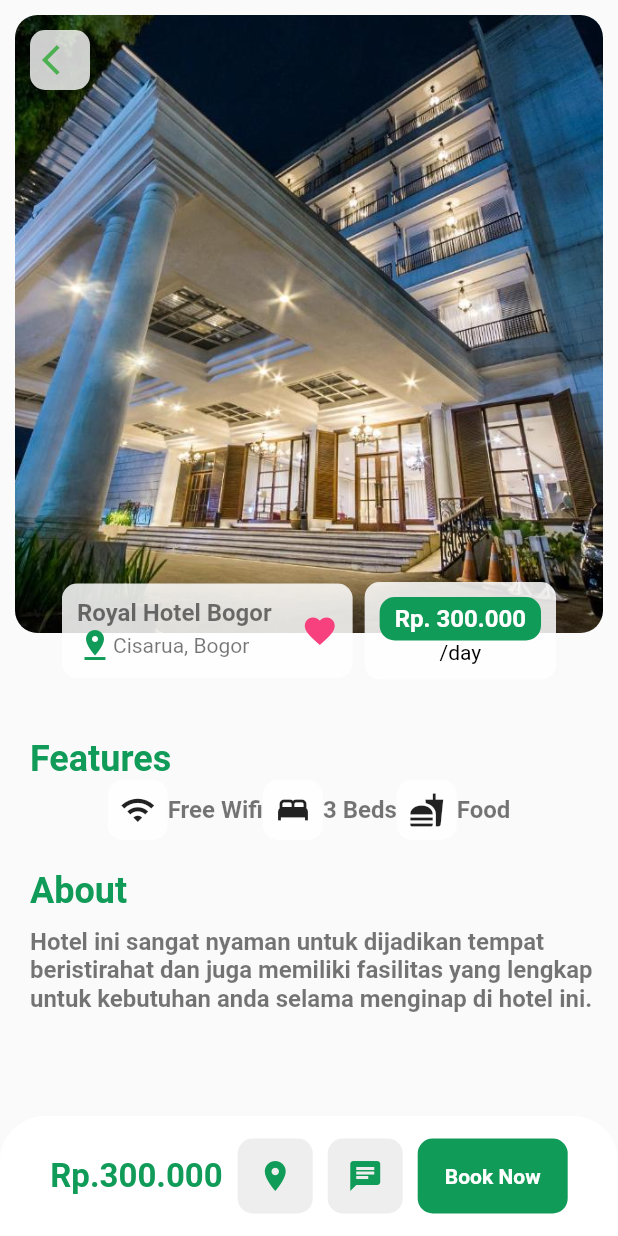
After one commit to andrianazz/alterra_batch_4, a Flutter app: the DetailView screen opened by its route, on a phone screen of 412 x 824 dp. The commit adds this screen. Run offline on Flutter 3.47's test engine with Material 2 defaults, Android fonts, the phone set to English and light mode, and no system bars; our stand-ins replace get, google_fonts.

Commit message:
fix: done view in detail page

```diff
--- /dev/null
+++ b/lib/app/modules/detail/bindings/detail_binding.dart
@@ -0,0 +1,12 @@
+import 'package:get/get.dart';
+
+import '../controllers/detail_controller.dart';
+
+class DetailBinding extends Bindings {
+  @override
+  void dependencies() {
+    Get.lazyPut<DetailController>(
+      () => DetailController(),
+    );
+  }
+}
--- /dev/null
+++ b/lib/app/modules/detail/controllers/detail_controller.dart
@@ -0,0 +1,23 @@
+import 'package:get/get.dart';
+
+class DetailController extends GetxController {
+  //TODO: Implement DetailController
+
+  final count = 0.obs;
+  @override
+  void onInit() {
+    super.onInit();
+  }
+
+  @override
+  void onReady() {
+    super.onReady();
+  }
+
+  @override
+  void onClose() {
+    super.onClose();
+  }
+
+  void increment() => count.value++;
+}
--- /dev/null
+++ b/lib/app/modules/detail/views/detail_view.dart
@@ -0,0 +1,327 @@
+import 'package:flutter/material.dart';
+
+import 'package:get/get.dart';
+
+import '../controllers/detail_controller.dart';
+
+class DetailView extends GetView<DetailController> {
+  const DetailView({Key? key}) : super(key: key);
+  @override
+  Widget build(BuildContext context) {
+    return Scaffold(
+      body: SafeArea(
+        child: ListView(
+          children: [
+            Stack(
+              children: [
+                Container(
+                  height: MediaQuery.of(context).size.height * 0.5,
+                  width: double.infinity,
+                  margin: const EdgeInsets.only(
+                      bottom: 50, left: 10, right: 10, top: 10),
+                  decoration: const BoxDecoration(
+                    borderRadius: BorderRadius.all(Radius.circular(15)),
+                    image: DecorationImage(
+                      // FIXME: Image not found
+                      image: AssetImage("assets/royal-bogor.jpg"),
+                      fit: BoxFit.cover,
+                    ),
+                  ),
+                ),
+                Positioned(
+                  top: 20,
+                  left: 20,
+                  child: Container(
+                    height: 40,
+                    width: 40,
+                    decoration: BoxDecoration(
+                      color: Colors.white.withOpacity(0.8),
+                      borderRadius: BorderRadius.circular(10),
+                    ),
+                    child: IconButton(
+                      onPressed: () {
+                        Get.back();
+                      },
+                      icon: const Icon(
+                        Icons.arrow_back_ios,
+                        color: Colors.green,
+                      ),
+                    ),
+                  ),
+                ),
+                Positioned(
+                  bottom: 15,
+                  width: MediaQuery.of(context).size.width,
+                  child: Row(
+                    crossAxisAlignment: CrossAxisAlignment.center,
+                    mainAxisAlignment: MainAxisAlignment.center,
+                    children: [
+                      Card(
+                        elevation: 0,
+                        shape: RoundedRectangleBorder(
+                          borderRadius: BorderRadius.circular(10),
+                        ),
+                        color: Colors.white.withOpacity(0.85),
+                        child: Container(
+                          margin: const EdgeInsets.all(10),
+                          child: const Row(
+                            mainAxisAlignment: MainAxisAlignment.spaceBetween,
+                            children: [
+                              Column(
+                                crossAxisAlignment: CrossAxisAlignment.start,
+                                children: [
+                                  Text(
+                                    "Royal Hotel Bogor",
+                                    style: TextStyle(
+                                      color: Colors.black54,
+                                      fontWeight: FontWeight.bold,
+                                      fontSize: 16,
+                                    ),
+                                  ),
+                                  Row(
+                                    children: [
+                                      Icon(Icons.pin_drop,
+                                          color: Color(0xff119B58)),
+                                      Text(
+                                        "Cisarua, Bogor",
+                                        style: TextStyle(
+                                          color: Colors.black54,
+                                        ),
+                                      ),
+                                    ],
+                                  )
+                                ],
+                              ),
+                              SizedBox(width: 20),
+                              Icon(
+                                Icons.favorite,
+                                color: Color.fromARGB(255, 247, 65, 126),
+                              ),
+                            ],
+                          ),
+                        ),
+                      ),
+                      Card(
+                        elevation: 0,
+                        shape: RoundedRectangleBorder(
+                          borderRadius: BorderRadius.circular(10),
+                        ),
+                        color: Colors.white.withOpacity(0.85),
+                        child: Container(
+                          margin: const EdgeInsets.all(10),
+                          child: Column(
+                            crossAxisAlignment: CrossAxisAlignment.center,
+                            children: [
+                              Container(
+                                padding: const EdgeInsets.symmetric(
+                                    horizontal: 10, vertical: 5),
+                                decoration: BoxDecoration(
+                                  borderRadius: BorderRadius.circular(10),
+                                  color: const Color(0xff119B58),
+                                ),
+                                child: const Text(
+                                  "Rp. 300.000",
+                                  style: TextStyle(
+                                    color: Colors.white,
+                                    fontWeight: FontWeight.bold,
+                                    fontSize: 16,
+                                  ),
+                                ),
+                              ),
+                              const Text(
+                                "/day",
+                                style: TextStyle(
+                                  color: Colors.black,
+                                ),
+                              )
+                            ],
+                          ),
+                        ),
+                      ),
+                    ],
+                  ),
+                )
+              ],
+            ),
+            Container(
+              margin: const EdgeInsets.only(left: 20, top: 20),
+              child: const Text(
+                "Features",
+                style: TextStyle(
+                  color: Color(0xff119B58),
+                  fontWeight: FontWeight.bold,
+                  fontSize: 24,
+                ),
+              ),
+            ),
+            Container(
+              child: Row(
+                mainAxisAlignment: MainAxisAlignment.center,
+                children: [
+                  Row(
+                    children: [
+                      Container(
+                        height: 40,
+                        width: 40,
+                        decoration: BoxDecoration(
+                          color: Colors.white.withOpacity(0.8),
+                          borderRadius: BorderRadius.circular(10),
+                        ),
+                        child: const Icon(
+                          Icons.wifi,
+                        ),
+                      ),
+                      const Text(
+                        "Free Wifi",
+                        style: TextStyle(
+                          color: Colors.black54,
+                          fontWeight: FontWeight.bold,
+                          fontSize: 16,
+                        ),
+                      ),
+                    ],
+                  ),
+                  Row(
+                    children: [
+                      Container(
+                        height: 40,
+                        width: 40,
+                        decoration: BoxDecoration(
+                          color: Colors.white.withOpacity(0.8),
+                          borderRadius: BorderRadius.circular(10),
+                        ),
+                        child: const Icon(
+                          Icons.bed,
+                        ),
+                      ),
+                      const Text(
+                        "3 Beds",
+                        style: TextStyle(
+                          color: Colors.black54,
+                          fontWeight: FontWeight.bold,
+                          fontSize: 16,
+                        ),
+                      ),
+                    ],
+                  ),
+                  Row(
+                    children: [
+                      Container(
+                        height: 40,
+                        width: 40,
+                        decoration: BoxDecoration(
+                          color: Colors.white.withOpacity(0.8),
+                          borderRadius: BorderRadius.circular(10),
+                        ),
+                        child: const Icon(
+                          Icons.fastfood,
+                        ),
+                      ),
+                      const Text(
+                        "Food",
+                        style: TextStyle(
+                          color: Colors.black54,
+                          fontWeight: FontWeight.bold,
+                          fontSize: 16,
+                        ),
+                      ),
+                    ],
+                  ),
+                ],
+              ),
+            ),
+            Container(
+              margin: const EdgeInsets.only(left: 20, top: 20),
+              child: const Text(
+                "About",
+                style: TextStyle(
+                  color: Color(0xff119B58),
+                  fontWeight: FontWeight.bold,
+                  fontSize: 24,
+                ),
+              ),
+            ),
+            Container(
+              margin: const EdgeInsets.only(left: 20, top: 10),
+              child: const Text(
+                "Hotel ini sangat nyaman untuk dijadikan tempat beristirahat dan juga memiliki fasilitas yang lengkap untuk kebutuhan anda selama menginap di hotel ini.",
+                style: TextStyle(
+                  color: Colors.black54,
+                  fontWeight: FontWeight.bold,
+                  fontSize: 16,
+                ),
+              ),
+            ),
+          ],
+        ),
+      ),
+      bottomNavigationBar: Container(
+        height: 80,
+        width: double.infinity,
+        decoration: const BoxDecoration(
+          color: Colors.white,
+          borderRadius: BorderRadius.only(
+            topLeft: Radius.circular(30),
+            topRight: Radius.circular(30),
+          ),
+        ),
+        child: Row(
+          mainAxisAlignment: MainAxisAlignment.center,
+          children: [
+            const Text(
+              "Rp.300.000",
+              style: TextStyle(
+                color: Color(0xff119B58),
+                fontWeight: FontWeight.bold,
+                fontSize: 22,
+              ),
+            ),
+            const SizedBox(width: 10),
+            Container(
+              height: 50,
+              width: 50,
+              decoration: BoxDecoration(
+                color: Colors.grey.shade200,
+                borderRadius: BorderRadius.circular(10),
+              ),
+              child: const Icon(
+                Icons.location_on,
+                color: Color(0xff119B58),
+              ),
+            ),
+            const SizedBox(width: 10),
+            Container(
+              height: 50,
+              width: 50,
+              decoration: BoxDecoration(
+                color: Colors.grey.shade200,
+                borderRadius: BorderRadius.circular(10),
+              ),
+              child: const Icon(
+                Icons.chat,
+                color: Color(0xff119B58),
+              ),
+            ),
+            const SizedBox(width: 10),
+            ElevatedButton(
+              onPressed: () {},
+              style: ElevatedButton.styleFrom(
+                  fixedSize: const Size(100, 50),
+                  backgroundColor: const Color(0xff119B58),
+                  elevation: 0,
+                  shape: RoundedRectangleBorder(
+                      borderRadius: BorderRadius.circular(10))),
+              child: const Text(
+                "Book Now",
+                style: TextStyle(
+                    color: Colors.white,
+                    fontWeight: FontWeight.bold,
+                    fontSize: 14),
+              ),
+            )
+          ],
+        ),
+      ),
+    );
+  }
+}
--- a/lib/app/modules/home/views/home_view.dart
+++ b/lib/app/modules/home/views/home_view.dart
@@ -1,3 +1,4 @@
+import 'package:alterra_batch_4/app/routes/app_pages.dart';
 import 'package:flutter/material.dart';
 
 import 'package:get/get.dart';
@@ -130,7 +131,9 @@ class HomeView extends GetView<HomeController> {
                 },
                 itemCount: controller.listPopular.length - 2,
                 itemBuilder: (context, index) {
-                  return Container(
+                  return GestureDetector(
+                    onTap: () => Get.toNamed(Routes.DETAIL),
+                    child: Container(
                       width: 120,
                       height: 200,
                       margin: EdgeInsets.only(
@@ -147,7 +150,9 @@ class HomeView extends GetView<HomeController> {
                           ClipRRect(
                             borderRadius: BorderRadius.circular(10),
                             child: Image.asset(
-                            controller.listPopular.value.elementAt(index).image,
+                              controller.listPopular.value
+                                  .elementAt(index)
+                                  .image,
                               fit: BoxFit.cover,
                               color: Colors.black12,
                               colorBlendMode: BlendMode.darken,
@@ -202,6 +207,7 @@ class HomeView extends GetView<HomeController> {
                             ),
                           ),
                         ],
+                      ),
                     ),
                   );
                 },
--- a/lib/app/routes/app_pages.dart
+++ b/lib/app/routes/app_pages.dart
@@ -1,5 +1,7 @@
 import 'package:get/get.dart';
 
+import '../modules/detail/bindings/detail_binding.dart';
+import '../modules/detail/views/detail_view.dart';
 import '../modules/home/bindings/home_binding.dart';
 import '../modules/home/views/home_view.dart';
 import '../modules/splash/bindings/splash_binding.dart';
@@ -23,5 +25,10 @@ class AppPages {
       page: () => const SplashView(),
       binding: SplashBinding(),
     ),
+    GetPage(
+      name: _Paths.DETAIL,
+      page: () => const DetailView(),
+      binding: DetailBinding(),
+    ),
   ];
 }
--- a/lib/app/routes/app_routes.dart
+++ b/lib/app/routes/app_routes.dart
@@ -5,10 +5,12 @@ abstract class Routes {
   Routes._();
   static const HOME = _Paths.HOME;
   static const SPLASH = _Paths.SPLASH;
+  static const DETAIL = _Paths.DETAIL;
 }
 
 abstract class _Paths {
   _Paths._();
   static const HOME = '/home';
   static const SPLASH = '/splash';
+  static const DETAIL = '/detail';
 }
```
Lines whose indentation alone changed are shown as unchanged.
